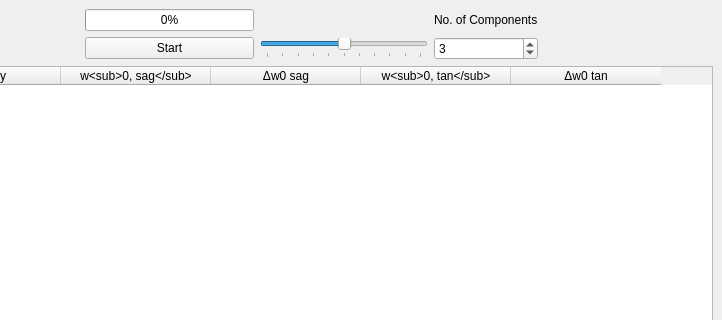
Qt form assets/modematcher_calculation_window.ui (NiceLaserGuy/GRay-CAD-2) before a commit; both pictures show x 99 to 821 and y 0 to 320 of the 821 by 600 pixel window.
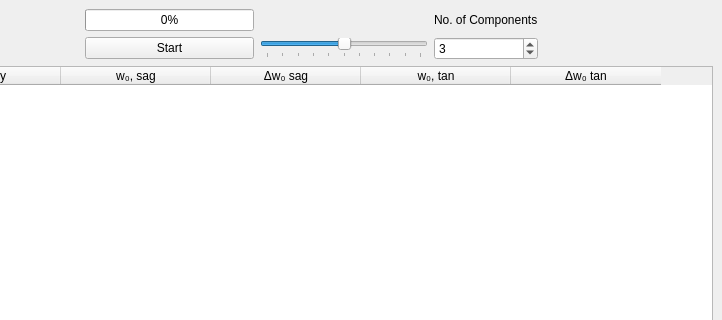
The same form after that commit.

Commit message: update of modematcher, not working fully yet

```diff
--- a/assets/modematcher_calculation_window.ui
+++ b/assets/modematcher_calculation_window.ui
@@ -119,22 +119,22 @@
       </column>
       <column>
        <property name="text">
-        <string>w&lt;sub&gt;0, sag&lt;/sub&gt;</string>
+        <string>w₀, sag</string>
        </property>
       </column>
       <column>
        <property name="text">
-        <string>Δw0 sag</string>
+        <string>Δw₀ sag</string>
        </property>
       </column>
       <column>
        <property name="text">
-        <string>w&lt;sub&gt;0, tan&lt;/sub&gt;</string>
+        <string>w₀, tan</string>
        </property>
       </column>
       <column>
        <property name="text">
-        <string>Δw0 tan</string>
+        <string>Δw₀ tan</string>
        </property>
       </column>
      </widget>
```
The commit also changes 15 other files.
